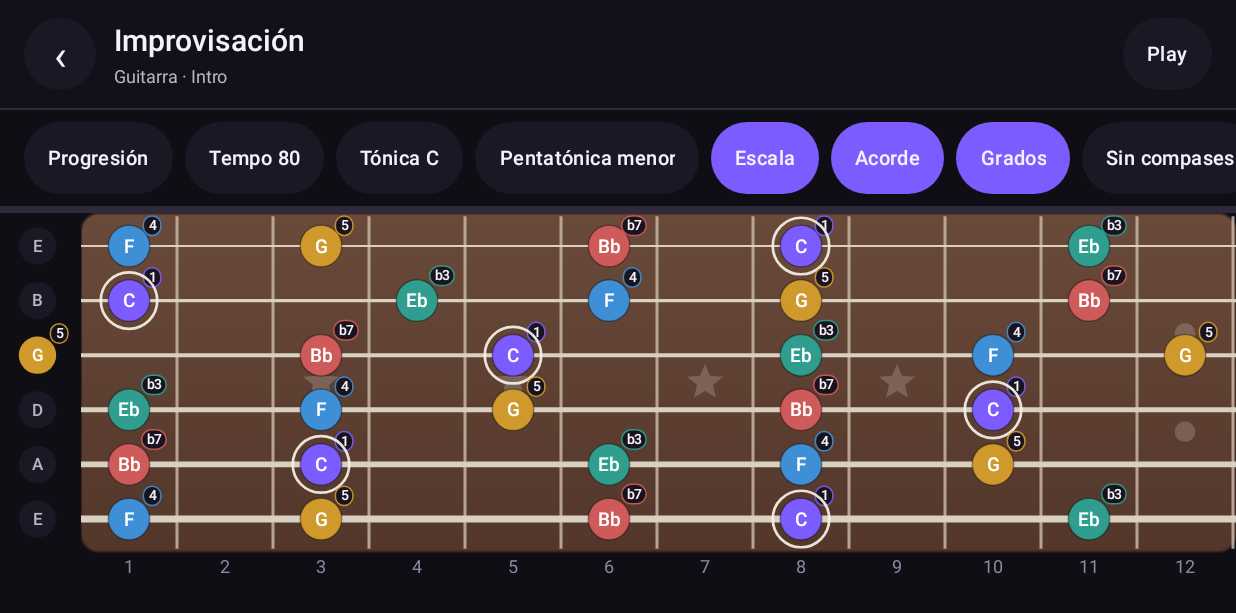
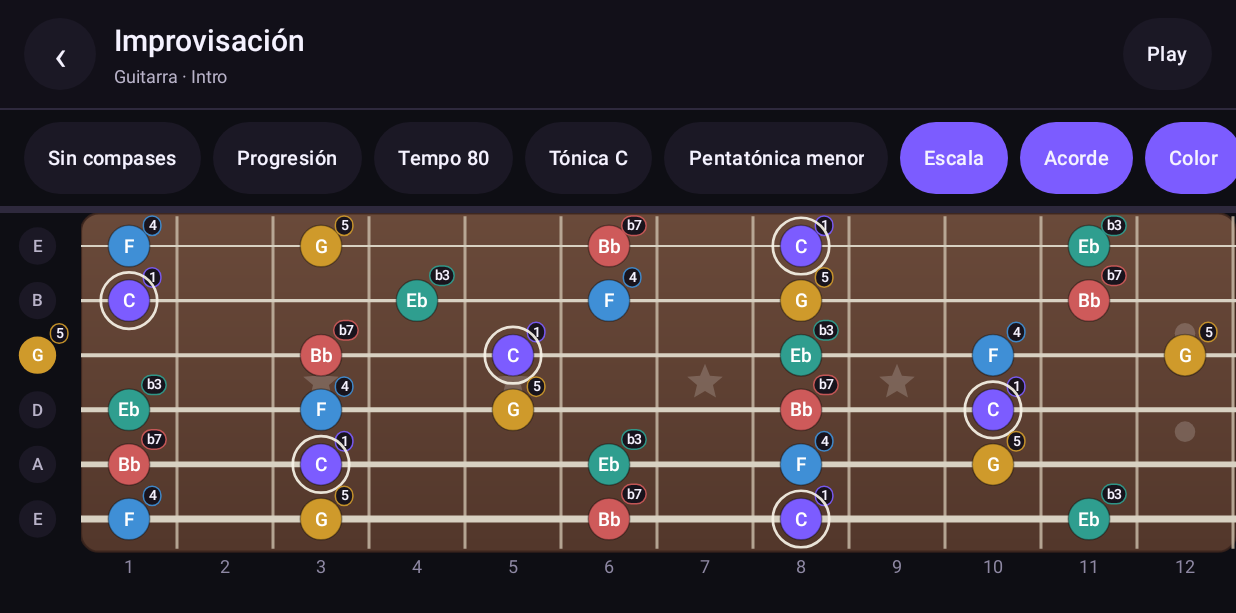
Before and after one commit to jviersalas/maestro-dennys, an Android app: the ImprovisationActivity screen opened directly, with no data from a screen before it, on a phone screen of 824 x 412 dp (held sideways). Shown: the top 613 px of the screen. Run offline under Robolectric (Android 15) with nearby library versions, the phone set to English and light mode, and no system bars.

Commit message:
feat: Add color display options to improvisation feature

```diff
--- a/app/src/main/java/apk/mavier/dguitar/data/preferences/PreferenceKeys.kt
+++ b/app/src/main/java/apk/mavier/dguitar/data/preferences/PreferenceKeys.kt
@@ -29,4 +29,5 @@ internal object PreferenceKeys {
     const val IMPROV_SCALE = "improv_scale"
     const val IMPROV_SHOW_SCALE = "improv_show_scale"
     const val IMPROV_SHOW_CHORD = "improv_show_chord"
+    const val IMPROV_COLORS = "improv_colors"
 }
--- a/app/src/main/java/apk/mavier/dguitar/data/repository/SharedPreferencesImprovisationRepository.kt
+++ b/app/src/main/java/apk/mavier/dguitar/data/repository/SharedPreferencesImprovisationRepository.kt
@@ -128,6 +128,13 @@ class SharedPreferencesImprovisationRepository(context: Context) :
         prefs.edit().putBoolean(PreferenceKeys.IMPROV_SHOW_CHORD, show).apply()
     }
 
+    override fun loadShowColors(): Boolean =
+        prefs.getBoolean(PreferenceKeys.IMPROV_COLORS, true)
+
+    override fun saveShowColors(show: Boolean) {
+        prefs.edit().putBoolean(PreferenceKeys.IMPROV_COLORS, show).apply()
+    }
+
     private fun sectionsKey(instrument: ImprovInstrument): String =
         when (instrument) {
             ImprovInstrument.GUITAR -> PreferenceKeys.IMPROV_SECTIONS_GUITAR
--- a/app/src/main/java/apk/mavier/dguitar/domain/repository/ImprovisationRepository.kt
+++ b/app/src/main/java/apk/mavier/dguitar/domain/repository/ImprovisationRepository.kt
@@ -18,4 +18,6 @@ interface ImprovisationRepository {
     fun saveShowScale(show: Boolean)
     fun loadShowChord(): Boolean
     fun saveShowChord(show: Boolean)
+    fun loadShowColors(): Boolean
+    fun saveShowColors(show: Boolean)
 }
--- a/app/src/main/java/apk/mavier/dguitar/presentation/improvisation/ImprovisationActivity.kt
+++ b/app/src/main/java/apk/mavier/dguitar/presentation/improvisation/ImprovisationActivity.kt
@@ -43,6 +43,7 @@ import apk.mavier.dguitar.domain.repository.ImprovisationRepository
 import apk.mavier.dguitar.domain.repository.SettingsRepository
 import apk.mavier.dguitar.domain.usecase.GetImprovisationStepsUseCase
 import apk.mavier.dguitar.presentation.theme.ChordColorProvider
+import apk.mavier.dguitar.presentation.ui.FretboardView
 
 class ImprovisationActivity : AppCompatActivity() {
 
@@ -55,7 +56,6 @@ class ImprovisationActivity : AppCompatActivity() {
 
     private var instrument = ImprovInstrument.BASS
     private var isGuitar = false
-    private var silent = false
     private var useFlats = true
     private var sections = mutableListOf<ImprovSection>()
     private var selectedSection = 0
@@ -66,6 +66,7 @@ class ImprovisationActivity : AppCompatActivity() {
     private var showDegrees = true
     private var showScale = true
     private var showChord = true
+    private var showColors = true
     private var scaleRootPc = 0
     private var scaleRootAuto = true
     private var scale: ScaleMode = Scales.PENTATONIC_MINOR
@@ -92,13 +93,13 @@ class ImprovisationActivity : AppCompatActivity() {
         val config = settingsRepository.load()
         tuning = config.tuning
         isGuitar = tuning.strings.size >= 6
-        silent = isGuitar
         instrument = if (isGuitar) ImprovInstrument.GUITAR else ImprovInstrument.BASS
         useFlats = config.useFlats
         bpm = improvisationRepository.loadBpm(instrument)
         showDegrees = improvisationRepository.loadShowDegrees()
         showScale = improvisationRepository.loadShowScale()
-        showChord = if (isGuitar) improvisationRepository.loadShowChord() else true
+        showChord = improvisationRepository.loadShowChord()
+        showColors = improvisationRepository.loadShowColors()
         scale = Scales.all.getOrElse(improvisationRepository.loadScaleIndex()) {
             Scales.PENTATONIC_MINOR
         }
@@ -112,9 +113,9 @@ class ImprovisationActivity : AppCompatActivity() {
 
         binding.barProgress.max = PROGRESS_MAX
 
-        if (!silent) {
         val guitarSynth = GuitarSynth()
         synth = guitarSynth
+        if (!isGuitar) {
             binding.improvFretboard.onNotePlayed = { stringIndex, midi ->
                 guitarSynth.pluck(stringIndex, midi)
             }
@@ -134,6 +135,7 @@ class ImprovisationActivity : AppCompatActivity() {
         binding.scaleButton.setOnClickListener { showScaleDialog() }
         binding.showScaleButton.setOnClickListener { toggleScaleLayer() }
         binding.showChordButton.setOnClickListener { toggleChordLayer() }
+        binding.colorsButton.setOnClickListener { toggleColors() }
 
         renderAll()
     }
@@ -199,11 +201,11 @@ class ImprovisationActivity : AppCompatActivity() {
     }
 
     private fun renderGuitarControls() {
-        val guitarVisibility = if (isGuitar) View.VISIBLE else View.GONE
-        binding.scaleRootButton.visibility = guitarVisibility
-        binding.scaleButton.visibility = guitarVisibility
-        binding.showScaleButton.visibility = guitarVisibility
-        binding.showChordButton.visibility = guitarVisibility
+        binding.scaleRootButton.visibility = View.VISIBLE
+        binding.scaleButton.visibility = View.VISIBLE
+        binding.showScaleButton.visibility = View.VISIBLE
+        binding.showChordButton.visibility = View.VISIBLE
+        binding.colorsButton.visibility = View.VISIBLE
         binding.scaleRootButton.text = "Tónica ${Pitch.name(scaleRootPc, useFlats)}"
         binding.scaleRootButton.contentDescription =
             "Tónica de la escala ${Pitch.name(scaleRootPc, useFlats)}"
@@ -215,6 +217,9 @@ class ImprovisationActivity : AppCompatActivity() {
         binding.showChordButton.isSelected = showChord
         binding.showChordButton.contentDescription =
             if (showChord) "Ocultar notas del acorde" else "Mostrar notas del acorde"
+        binding.colorsButton.isSelected = showColors
+        binding.colorsButton.contentDescription =
+            if (showColors) "Quitar colores de la escala" else "Mostrar colores de la escala"
     }
 
     private fun showProgressionDialog() {
@@ -307,15 +312,15 @@ class ImprovisationActivity : AppCompatActivity() {
         val config = FretboardConfig(
             tuning = tuning,
             mode = ViewMode.IMPROV,
-            rootPc = if (isGuitar) scaleRootPc else (active?.rootPc ?: 0),
-            scale = if (isGuitar) scale else Scales.default,
+            rootPc = scaleRootPc,
+            scale = scale,
             chord = active?.quality ?: Chords.MAJOR,
             useFlats = useFlats,
-            colorsEnabled = true,
+            colorsEnabled = showColors,
             showDegrees = showDegrees,
             improvActive = active,
             improvNext = next,
-            improvOverlayScale = isGuitar,
+            improvOverlayScale = true,
             improvShowScale = showScale,
             improvShowChord = showChord
         )
@@ -323,19 +328,14 @@ class ImprovisationActivity : AppCompatActivity() {
         binding.improvFretboard.contentDescription = buildString {
             append("Mástil de ")
             append(instrumentLabel().lowercase())
-            if (isGuitar) {
             append(". Escala ")
             append(scale.name)
             append(" en ")
             append(Pitch.name(scaleRootPc, useFlats))
-            }
             if (active != null) {
                 append(". Acorde actual ")
                 append(active.label(useFlats))
             }
-        }
-        if (active != null && !isGuitar) {
-            binding.improvFretboard.post { binding.improvFretboard.focusImprovShape() }
         }
     }
 
@@ -389,6 +389,7 @@ class ImprovisationActivity : AppCompatActivity() {
         selectedSection = index
         setActiveStep(if (sections[index].chords.isEmpty()) -1 else firstStepOfSection(index))
         renderAll()
+        steps().getOrNull(activeStep)?.chord?.let { playGuideNote(it) }
     }
 
     private fun selectStep(stepIndex: Int) {
@@ -397,6 +398,7 @@ class ImprovisationActivity : AppCompatActivity() {
         selectedSection = step.sectionIndex
         setActiveStep(stepIndex)
         renderAll()
+        playGuideNote(step.chord)
     }
 
     private fun setActiveStep(stepIndex: Int) {
@@ -474,6 +476,7 @@ class ImprovisationActivity : AppCompatActivity() {
             setActiveStep(firstStepOfSection(selectedSection) + chords.lastIndex)
             saveSections()
             renderAll()
+            playGuideNote(chord)
         }
     }
 
@@ -493,6 +496,7 @@ class ImprovisationActivity : AppCompatActivity() {
             setActiveStep(firstStepOfSection(sectionIndex) + chordIndex)
             saveSections()
             renderAll()
+            playGuideNote(updated)
         }
     }
 
@@ -714,6 +718,13 @@ class ImprovisationActivity : AppCompatActivity() {
         renderGuitarControls()
     }
 
+    private fun toggleColors() {
+        showColors = !showColors
+        improvisationRepository.saveShowColors(showColors)
+        renderFretboard()
+        renderGuitarControls()
+    }
+
     private fun togglePlayback() {
         if (playing) {
             stopPlayback()
@@ -743,9 +754,13 @@ class ImprovisationActivity : AppCompatActivity() {
     private fun beginBar() {
         barStartedAt = SystemClock.elapsedRealtime()
         startProgressTicker()
-        if (!silent) {
         val bar = bars().getOrNull(activeBar)
-            if (bar != null && bar.barInChord == 0) playArpeggio()
+        if (bar != null) {
+            if (isGuitar) {
+                playGuideNote(bar.step.chord)
+            } else if (bar.barInChord == 0) {
+                playArpeggio()
+            }
         }
         scheduleBarAdvance()
     }
@@ -818,7 +833,7 @@ class ImprovisationActivity : AppCompatActivity() {
     }
 
     private fun playArpeggio() {
-        if (silent) return
+        if (isGuitar) return
         val guitarSynth = synth ?: return
         arpeggioRunnable?.let { arpeggioHandler.removeCallbacks(it) }
         arpeggioRunnable = null
@@ -849,6 +864,31 @@ class ImprovisationActivity : AppCompatActivity() {
         }
         arpeggioRunnable = runnable
         arpeggioHandler.post(runnable)
+    }
+
+    private fun playGuideNote(chord: ImprovChord) {
+        if (!isGuitar) return
+        val guitarSynth = synth ?: return
+        val (stringIndex, fret) = lowestRootPosition(chord.rootPc) ?: return
+        val string = tuning.strings.getOrNull(stringIndex) ?: return
+        guitarSynth.pluck(stringIndex, string.openMidi + fret)
+        binding.improvFretboard.highlightNote(stringIndex, fret, reveal = false)
+    }
+
+    private fun lowestRootPosition(rootPc: Int): Pair<Int, Int>? {
+        var best: Pair<Int, Int>? = null
+        var bestMidi = Int.MAX_VALUE
+        for (stringIndex in tuning.strings.indices) {
+            val openMidi = tuning.strings[stringIndex].openMidi
+            val fret = ((rootPc - openMidi) % 12 + 12) % 12
+            if (fret > FretboardView.FRET_COUNT) continue
+            val midi = openMidi + fret
+            if (midi < bestMidi) {
+                bestMidi = midi
+                best = stringIndex to fret
+            }
+        }
+        return best
     }
 
     private fun principalPosition(
--- a/app/src/main/res/layout/activity_improvisation.xml
+++ b/app/src/main/res/layout/activity_improvisation.xml
@@ -88,6 +88,16 @@
             android:paddingBottom="8dp">
 
             <TextView
+                android:id="@+id/barIndicator"
+                style="@style/ChipButton"
+                android:layout_width="wrap_content"
+                android:layout_height="wrap_content"
+                android:layout_marginEnd="8dp"
+                android:clickable="false"
+                android:focusable="false"
+                android:text="Compás 1 / 1" />
+
+            <TextView
                 android:id="@+id/progressionButton"
                 style="@style/ChipButton"
                 android:layout_width="wrap_content"
@@ -136,21 +146,20 @@
                 android:text="Acorde" />
 
             <TextView
+                android:id="@+id/colorsButton"
+                style="@style/ChipButton"
+                android:layout_width="wrap_content"
+                android:layout_height="wrap_content"
+                android:layout_marginEnd="8dp"
+                android:text="Color" />
+
+            <TextView
                 android:id="@+id/degreesButton"
                 style="@style/ChipButton"
                 android:layout_width="wrap_content"
                 android:layout_height="wrap_content"
                 android:layout_marginEnd="8dp"
                 android:text="Grados" />
-
-            <TextView
-                android:id="@+id/barIndicator"
-                style="@style/ChipButton"
-                android:layout_width="wrap_content"
-                android:layout_height="wrap_content"
-                android:clickable="false"
-                android:focusable="false"
-                android:text="Compás 1 / 1" />
         </LinearLayout>
     </HorizontalScrollView>
 
```
Lines whose indentation alone changed are shown as unchanged.
